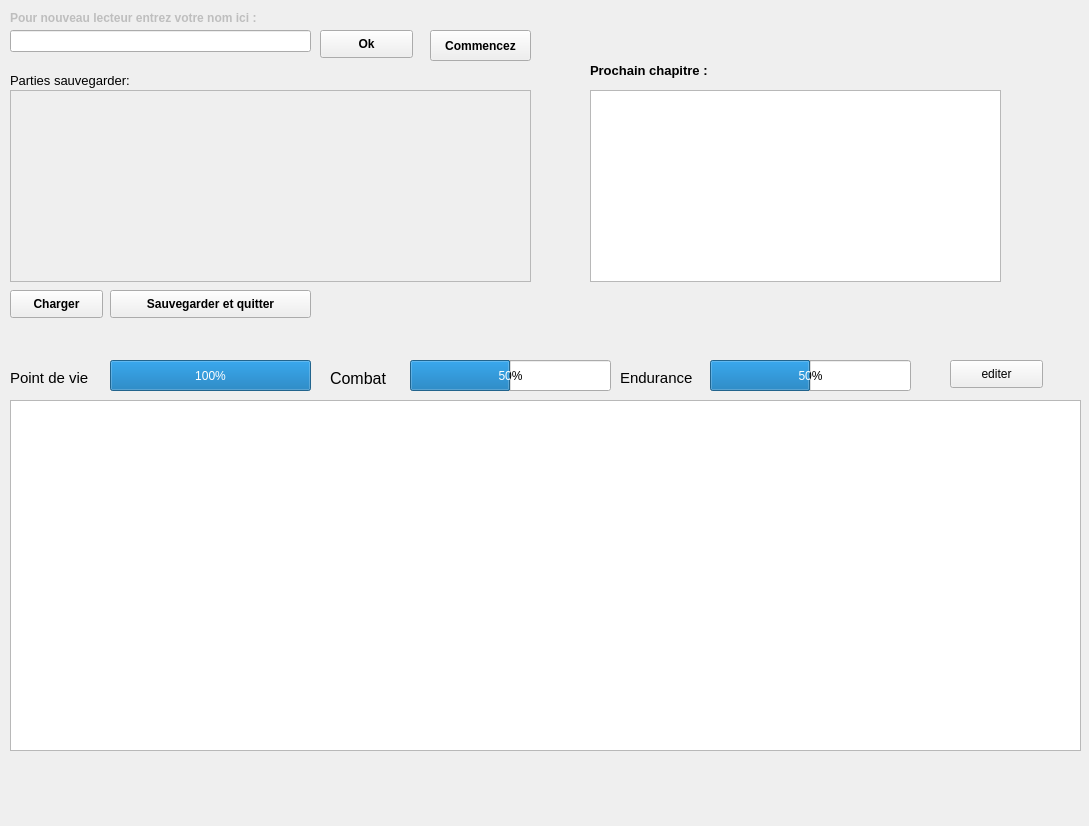
Above: GUI/GUI.ui from 2164459-Marquis-Thomas/Livre_hero_LES_POKECONS before the change. Below: the same form after it.
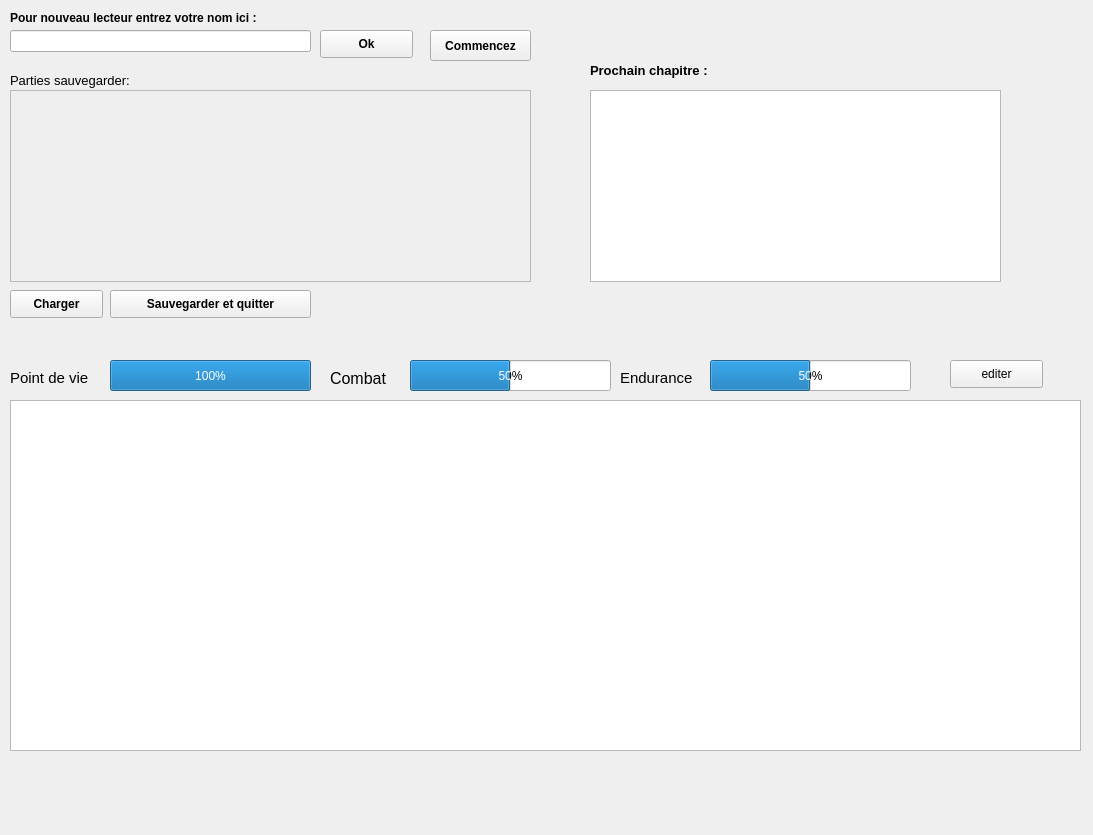
That is the form after the change.

Commit message: GUI fonctionne + skelete script python monté

```diff
--- a/GUI/GUI.ui
+++ b/GUI/GUI.ui
@@ -9,8 +9,8 @@
    <rect>
     <x>0</x>
     <y>0</y>
-    <width>1089</width>
-    <height>826</height>
+    <width>1093</width>
+    <height>835</height>
    </rect>
   </property>
   <property name="windowTitle">
@@ -267,7 +267,7 @@
    </widget>
    <widget class="QLabel" name="label">
     <property name="enabled">
-     <bool>false</bool>
+     <bool>true</bool>
     </property>
     <property name="geometry">
      <rect>
```
Left out of the diff: 10 changed lines with no effect on the pictures. The commit also changes 2 other files.
